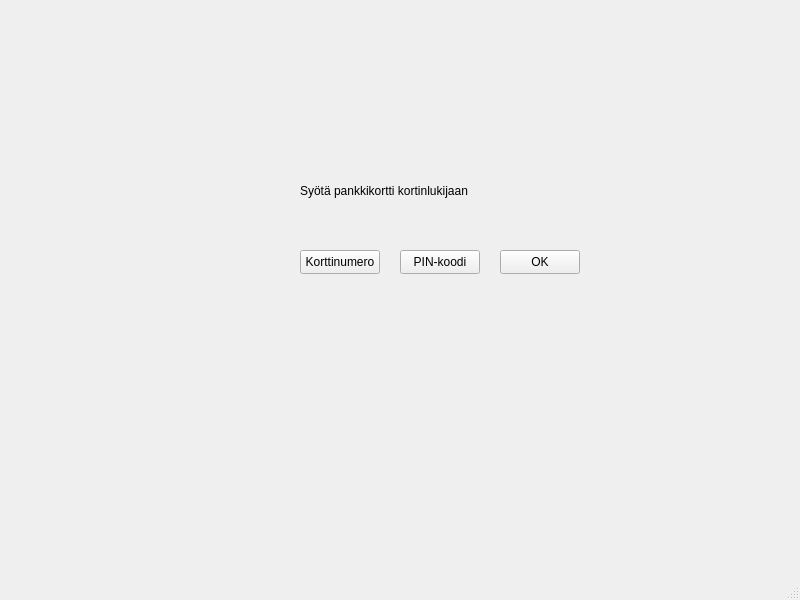
Before: the Qt Designer form bank-automat/mainwindow.ui in darkkeri/Bank-automat, drawn with Qt 5.
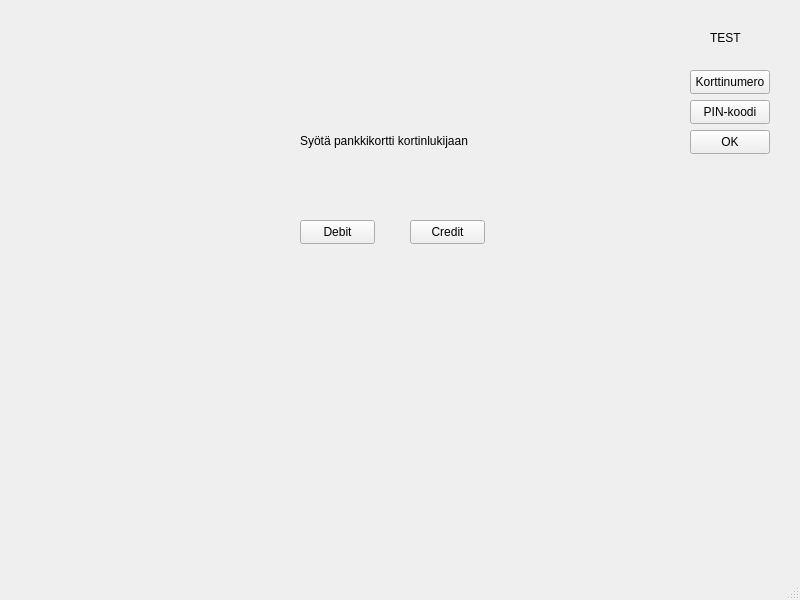
After: the same form once the commit is applied.

What changed in the file:
```diff
--- a/bank-automat/mainwindow.ui
+++ b/bank-automat/mainwindow.ui
@@ -14,24 +14,11 @@
    <string>MainWindow</string>
   </property>
   <widget class="QWidget" name="centralwidget">
-   <widget class="QLabel" name="label">
-    <property name="geometry">
-     <rect>
-      <x>270</x>
-      <y>80</y>
-      <width>49</width>
-      <height>16</height>
-     </rect>
-    </property>
-    <property name="text">
-     <string/>
-    </property>
-   </widget>
-   <widget class="QLabel" name="label_2">
+   <widget class="QLabel" name="startStatuslabel">
     <property name="geometry">
      <rect>
       <x>300</x>
-      <y>180</y>
+      <y>130</y>
       <width>171</width>
       <height>21</height>
      </rect>
@@ -43,8 +30,8 @@
    <widget class="QPushButton" name="cardSimButton">
     <property name="geometry">
      <rect>
-      <x>300</x>
-      <y>250</y>
+      <x>690</x>
+      <y>70</y>
       <width>80</width>
       <height>24</height>
      </rect>
@@ -56,8 +43,8 @@
    <widget class="QPushButton" name="pinSimButton">
     <property name="geometry">
      <rect>
-      <x>400</x>
-      <y>250</y>
+      <x>690</x>
+      <y>100</y>
       <width>80</width>
       <height>24</height>
      </rect>
@@ -69,8 +56,8 @@
    <widget class="QPushButton" name="OKButton">
     <property name="geometry">
      <rect>
-      <x>500</x>
-      <y>250</y>
+      <x>690</x>
+      <y>130</y>
       <width>80</width>
       <height>24</height>
      </rect>
@@ -79,6 +66,45 @@
      <string>OK</string>
     </property>
    </widget>
+   <widget class="QLabel" name="label_3">
+    <property name="geometry">
+     <rect>
+      <x>710</x>
+      <y>30</y>
+      <width>31</width>
+      <height>16</height>
+     </rect>
+    </property>
+    <property name="text">
+     <string>TESTI</string>
+    </property>
+   </widget>
+   <widget class="QPushButton" name="debitButton">
+    <property name="geometry">
+     <rect>
+      <x>300</x>
+      <y>220</y>
+      <width>75</width>
+      <height>24</height>
+     </rect>
+    </property>
+    <property name="text">
+     <string>Debit</string>
+    </property>
+   </widget>
+   <widget class="QPushButton" name="creditButton">
+    <property name="geometry">
+     <rect>
+      <x>410</x>
+      <y>220</y>
+      <width>75</width>
+      <height>24</height>
+     </rect>
+    </property>
+    <property name="text">
+     <string>Credit</string>
+    </property>
+   </widget>
   </widget>
   <widget class="QMenuBar" name="menubar">
    <property name="geometry">
```
Left out of the diff: 2 changed lines with no effect on the pictures.
